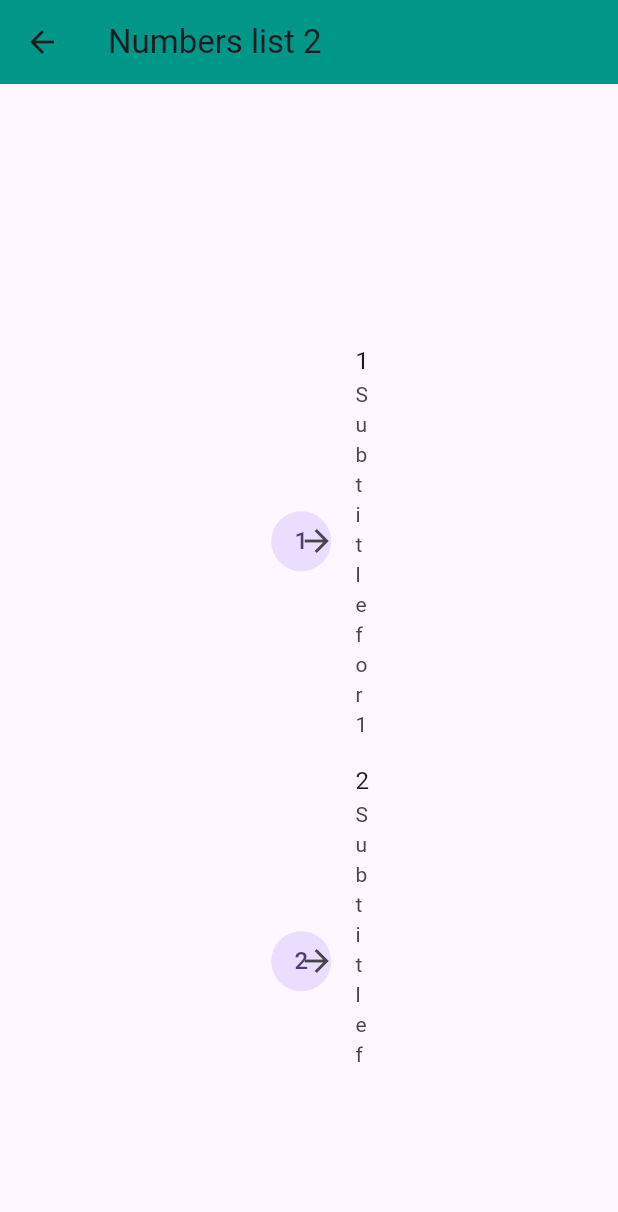
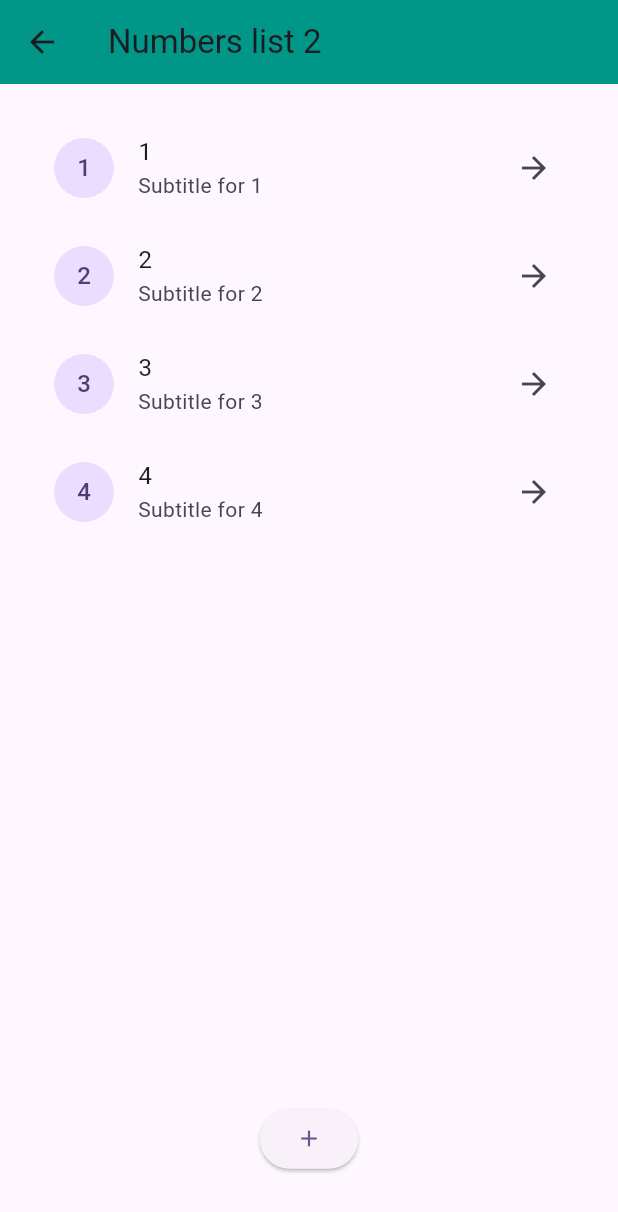
Before and after one commit to Nakul-Pattewar/sample_app, a Flutter app: the NumbersListPage2 screen opened by its route, on a phone screen of 412 x 824 dp. Shown: the top 1212 px of the screen. Run offline on Flutter 3.47's test engine with Material 3 defaults, Android fonts, the phone set to English and light mode, and no system bars.

Commit message:
resolved comments

```diff
--- a/lib/ChangeNotifier/list_model.dart
+++ b/lib/ChangeNotifier/list_model.dart
@@ -1,6 +1,6 @@
 import 'package:flutter/widgets.dart';
 
-class ListModel with ChangeNotifier{
+class ListModel extends ChangeNotifier{
   final List<int> notifierList = [1,2,3];
 
   void addNumber(){
--- a/lib/Provider/numbers_list_page_2.dart
+++ b/lib/Provider/numbers_list_page_2.dart
@@ -8,6 +8,7 @@ class NumbersListPage2 extends StatelessWidget {
 
   @override
   Widget build(BuildContext context) {
+    Size size = MediaQuery.of(context).size;
     return Consumer<NumbersListProvider>(
         builder: (context, numbersListProviderModel, child) => Scaffold(
               appBar: AppBar(
@@ -17,9 +18,9 @@ class NumbersListPage2 extends StatelessWidget {
               body: Center(
                 child: Column(children: [
                   Container(
-                    height: MediaQuery.of(context).size.height * 0.8,
-                    padding: EdgeInsets.all(MediaQuery.of(context).size.height * 0.1),
-                    margin: EdgeInsets.all(MediaQuery.of(context).size.height * 0.1),
+                    height: size.height * 0.8,
+                    padding: EdgeInsets.all(10),
+                    margin: EdgeInsets.all(10),
                     child: ListView.builder(
                       itemCount: numbersListProviderModel.numbersList.length,
                       itemBuilder: (context, index) => ListTile(
```
Also changed, not shown: lib/ChangeNotifier/change_notifier_page.dart (+4 -3 lines), lib/Provider/numbers_list_page_1.dart (+4 -3 lines).
